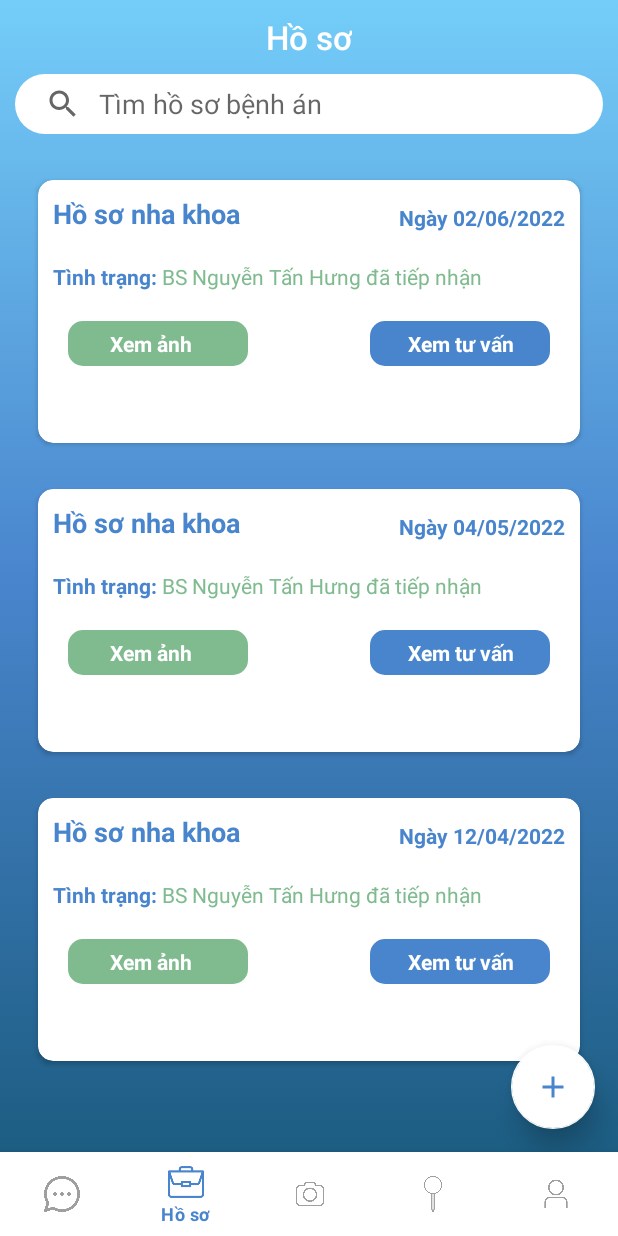
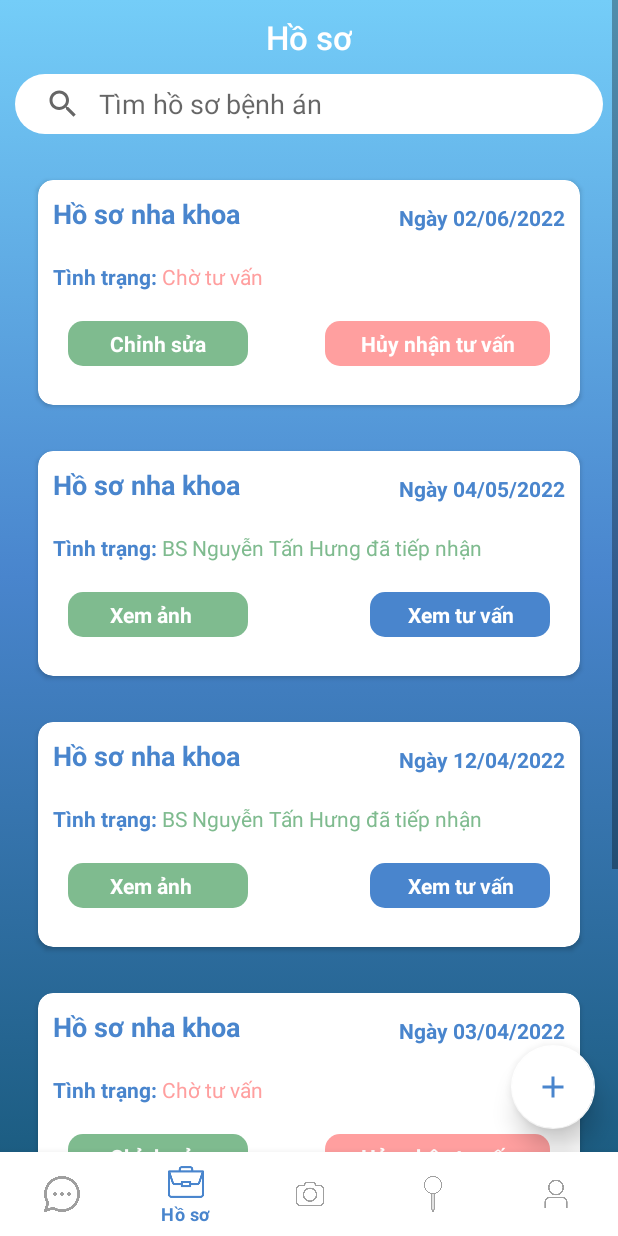
Before and after one commit to NamPham1906/FamilyBonding, an Android app: the screen it shows after launch (UserMainActivity), item 2 of the bottom bar chosen, on a phone screen of 412 x 824 dp. Run offline under Robolectric (Android 15) with nearby library versions, the phone set to English and light mode, and no system bars.

Commit message:
Implement multiple view holder for health record UI
There are 2 types now:
- Waiting health record
- Accepted (by doctor) health record

```diff
--- a/app/src/main/java/com/example/usmile/user/adapters/HealthRecordAdapter.java
+++ b/app/src/main/java/com/example/usmile/user/adapters/HealthRecordAdapter.java
@@ -49,6 +49,7 @@ public class HealthRecordAdapter extends RecyclerView.Adapter<HealthRecordAdapte
     }
 
 
+
     @Override
     public void onBindViewHolder(@NonNull HealthRecordViewHolder holder, int position) {
 
--- /dev/null
+++ b/app/src/main/java/com/example/usmile/user/adapters/MultiHealthRecordAdapter.java
@@ -0,0 +1,131 @@
+package com.example.usmile.user.adapters;
+
+import android.content.Context;
+import android.view.LayoutInflater;
+import android.view.View;
+import android.view.ViewGroup;
+import android.widget.TextView;
+
+import androidx.annotation.NonNull;
+import androidx.recyclerview.widget.RecyclerView;
+
+import com.example.usmile.R;
+import com.example.usmile.user.models.HealthRecord;
+
+import java.util.ArrayList;
+import java.util.List;
+
+public class MultiHealthRecordAdapter extends RecyclerView.Adapter<RecyclerView.ViewHolder>{
+
+    private static int WAITING_HEALTH_RECORD = 0;
+    private static int ACCEPTED_HEALTH_RECORD = 1;
+
+    private List<HealthRecord> healthRecords;
+    private Context context;
+
+    public MultiHealthRecordAdapter(List<HealthRecord> healthRecords) {
+        this.healthRecords = healthRecords;
+    }
+
+    public MultiHealthRecordAdapter() {
+        this.healthRecords = new ArrayList<>();
+    }
+
+    @NonNull
+    @Override
+    public RecyclerView.ViewHolder onCreateViewHolder(@NonNull ViewGroup parent, int viewType) {
+
+        if (ACCEPTED_HEALTH_RECORD == viewType) {
+
+            View view = LayoutInflater.from(parent.getContext()).inflate(R.layout.health_record_accepted_item_layout, parent, false);
+
+            context = parent.getContext();
+
+            return new AcceptedHealthRecordViewHolder(view);
+
+        } else if (WAITING_HEALTH_RECORD == viewType) {
+
+            View view = LayoutInflater.from(parent.getContext()).inflate(R.layout.health_record_waiting_item_layout, parent, false);
+
+            context = parent.getContext();
+
+            return new WaitingHealthRecordViewHolder(view);
+
+        }
+
+        return null;
+    }
+
+    @Override
+    public void onBindViewHolder(@NonNull RecyclerView.ViewHolder holder, int position) {
+
+        HealthRecord item = healthRecords.get(position);
+
+        if (item == null)
+            return;
+
+        if (ACCEPTED_HEALTH_RECORD == holder.getItemViewType()) {
+            AcceptedHealthRecordViewHolder acceptedHealthRecordViewHolder = (AcceptedHealthRecordViewHolder) holder;
+
+            acceptedHealthRecordViewHolder.dateTimeTextView.setText(item.getSentDate());
+
+            // should add this property to Health Record ?
+            acceptedHealthRecordViewHolder.statusDetailTextView.setText("BS Nguyễn Tấn Hưng đã tiếp nhận");
+        } else if (WAITING_HEALTH_RECORD == holder.getItemViewType()) {
+
+            WaitingHealthRecordViewHolder waitingHealthRecordViewHolder = (WaitingHealthRecordViewHolder) holder;
+
+            waitingHealthRecordViewHolder.sentDateTextView.setText(item.getSentDate());
+        }
+
+    }
+
+    @Override
+    public int getItemCount() {
+        if (healthRecords == null)
+            return 0;
+        return healthRecords.size();
+    }
+
+    @Override
+    public int getItemViewType(int position) {
+        HealthRecord item = healthRecords.get(position);
+
+        if (true == item.isAccepted())
+            return ACCEPTED_HEALTH_RECORD;
+        else
+            return WAITING_HEALTH_RECORD;
+    }
+
+    public class AcceptedHealthRecordViewHolder extends RecyclerView.ViewHolder {
+
+        TextView dateTimeTextView;
+        TextView statusDetailTextView;
+        TextView checkPictureButton;
+        TextView checkAdviceButton;
+
+        public AcceptedHealthRecordViewHolder(@NonNull View itemView) {
+            super(itemView);
+
+            dateTimeTextView = (TextView) itemView.findViewById(R.id.dateTimeTextView);
+            statusDetailTextView = (TextView) itemView.findViewById(R.id.statusDetailTextView);
+            checkPictureButton = (TextView) itemView.findViewById(R.id.leftButton);
+            checkAdviceButton = (TextView) itemView.findViewById(R.id.rightButton);
+        }
+    }
+
+    public class WaitingHealthRecordViewHolder extends RecyclerView.ViewHolder {
+
+        TextView sentDateTextView;
+        TextView editButton;
+        TextView cancelButton;
+
+        public WaitingHealthRecordViewHolder(@NonNull View itemView) {
+            super(itemView);
+
+            sentDateTextView = (TextView) itemView.findViewById(R.id.sentDateTextView);
+            editButton = (TextView) itemView.findViewById(R.id.editButton);
+            cancelButton = (TextView) itemView.findViewById(R.id.cancelButton);
+        }
+    }
+}
--- a/app/src/main/java/com/example/usmile/user/fragment/HealthRecordFragment.java
+++ b/app/src/main/java/com/example/usmile/user/fragment/HealthRecordFragment.java
@@ -14,6 +14,7 @@ import android.view.ViewGroup;
 
 import com.example.usmile.R;
 import com.example.usmile.user.adapters.HealthRecordAdapter;
+import com.example.usmile.user.adapters.MultiHealthRecordAdapter;
 import com.example.usmile.user.adapters.TipsAdapter;
 import com.example.usmile.user.models.HealthRecord;
 import com.example.usmile.user.models.Tips;
@@ -22,11 +23,12 @@ import com.google.android.material.floatingactionbutton.FloatingActionButton;
 import java.util.ArrayList;
 import java.util.List;
 
-public class HealthRecordFragment extends Fragment {
+public class HealthRecordFragment extends Fragment implements View.OnClickListener {
 
     RecyclerView recordRecyclerView;
     List<HealthRecord> healthRecords;
     HealthRecordAdapter adapter;
+    MultiHealthRecordAdapter multiAdapter;
 
     FloatingActionButton newHealthRecordButton;
 
@@ -44,8 +46,13 @@ public class HealthRecordFragment extends Fragment {
         recordRecyclerView = (RecyclerView) view.findViewById(R.id.recordRecyclerView);
         newHealthRecordButton = (FloatingActionButton) view.findViewById(R.id.newHealthRecordButton);
 
-        initData();
-        initRecordRecyclerView();
+        newHealthRecordButton.setOnClickListener(this);
+
+        //initData();
+        //initRecordRecyclerView();
+
+        initDataForMultiAdapter();
+        initRecordRecyclerViewMulti();
     }
 
     private void initRecordRecyclerView() {
@@ -63,4 +70,41 @@ public class HealthRecordFragment extends Fragment {
         healthRecords.add(new HealthRecord(1,null,"",false,"Ngày 04/05/2022"));
         healthRecords.add(new HealthRecord(1,null,"",false,"Ngày 12/04/2022"));
     }
+
+    private void initRecordRecyclerViewMulti() {
+        LinearLayoutManager layoutManager
+                = new LinearLayoutManager(requireContext(), LinearLayoutManager.VERTICAL, false);
+        recordRecyclerView.setLayoutManager(layoutManager);
+        multiAdapter = new MultiHealthRecordAdapter(healthRecords);
+        recordRecyclerView.setAdapter(multiAdapter);
+        recordRecyclerView.setHasFixedSize(true);
+    }
+
+    private void initDataForMultiAdapter() {
+        healthRecords = new ArrayList<>();
+        healthRecords.add(new HealthRecord(1,null,"",false,false,"Ngày 02/06/2022"));
+        healthRecords.add(new HealthRecord(1,null,"",true,false,"Ngày 04/05/2022"));
+        healthRecords.add(new HealthRecord(1,null,"",true,false,"Ngày 12/04/2022"));
+        healthRecords.add(new HealthRecord(1,null,"",false,false,"Ngày 03/04/2022"));
+        healthRecords.add(new HealthRecord(1,null,"",true,false,"Ngày 02/02/2022"));
+    }
+
+    @Override
+    public void onClick(View view) {
+        int id = view.getId();
+
+        switch (id) {
+            case R.id.newHealthRecordButton:
+                Fragment newHealthRecordFragment = new CollectPictureFragment();
+                openNewFragment(newHealthRecordFragment);
+                break;
+        }
+    }
+
+    private void openNewFragment(Fragment nextFragment) {
+        getActivity().getSupportFragmentManager().beginTransaction()
+                .replace(((ViewGroup)getView().getParent()).getId(), nextFragment, "findThisFragment")
+                .addToBackStack(null)
+                .commit();
+    }
 }
--- a/app/src/main/java/com/example/usmile/user/models/HealthRecord.java
+++ b/app/src/main/java/com/example/usmile/user/models/HealthRecord.java
@@ -10,6 +10,7 @@ public class HealthRecord {
     private String advices;
     private boolean deleted;
     private String sentDate;
+    private boolean accepted;
 
     public HealthRecord(int ID, List<String> healthPictures, String advices, boolean deleted, String sentDate) {
         this.ID = ID;
@@ -19,8 +20,25 @@ public class HealthRecord {
         this.sentDate = sentDate;
     }
 
+    public HealthRecord(int ID, List<String> healthPictures, String advices, boolean accepted, boolean deleted, String sentDate) {
+        this.ID = ID;
+        this.healthPictures = healthPictures;
+        this.advices = advices;
+        this.deleted = deleted;
+        this.sentDate = sentDate;
+        this.accepted = accepted;
+    }
+
     public HealthRecord() {
 
+    }
+
+    public boolean isAccepted() {
+        return accepted;
+    }
+
+    public void setAccepted(boolean accepted) {
+        this.accepted = accepted;
     }
 
     public String getSentDate() {
--- a/app/src/main/res/layout/health_record_accepted_item_layout.xml
+++ b/app/src/main/res/layout/health_record_accepted_item_layout.xml
@@ -3,7 +3,7 @@
     xmlns:android="http://schemas.android.com/apk/res/android"
     xmlns:app="http://schemas.android.com/apk/res-auto"
     android:layout_width="match_parent"
-    android:layout_height="175dp"
+    android:layout_height="150dp"
     android:layout_margin="15dp"
     app:cardCornerRadius="10dp">
 
--- a/app/src/main/res/layout/health_record_waiting_item_layout.xml
+++ b/app/src/main/res/layout/health_record_waiting_item_layout.xml
@@ -29,7 +29,7 @@
                 />
 
             <TextView
-                android:id="@+id/dateTimeTextView"
+                android:id="@+id/sentDateTextView"
                 android:layout_width="wrap_content"
                 android:layout_height="wrap_content"
                 android:text="Ngày 25/05/2022"
@@ -73,7 +73,7 @@
             android:layout_below="@id/statusLayout">
 
             <TextView
-                android:id="@+id/confirmButton"
+                android:id="@+id/editButton"
                 android:layout_width="120dp"
                 android:layout_height="wrap_content"
                 android:layout_alignParentStart="true"
@@ -89,7 +89,7 @@
                 android:textStyle="bold" />
 
             <TextView
-                android:id="@+id/detailButton"
+                android:id="@+id/cancelButton"
                 android:layout_width="150dp"
                 android:layout_height="wrap_content"
                 android:layout_alignParentEnd="true"
```
